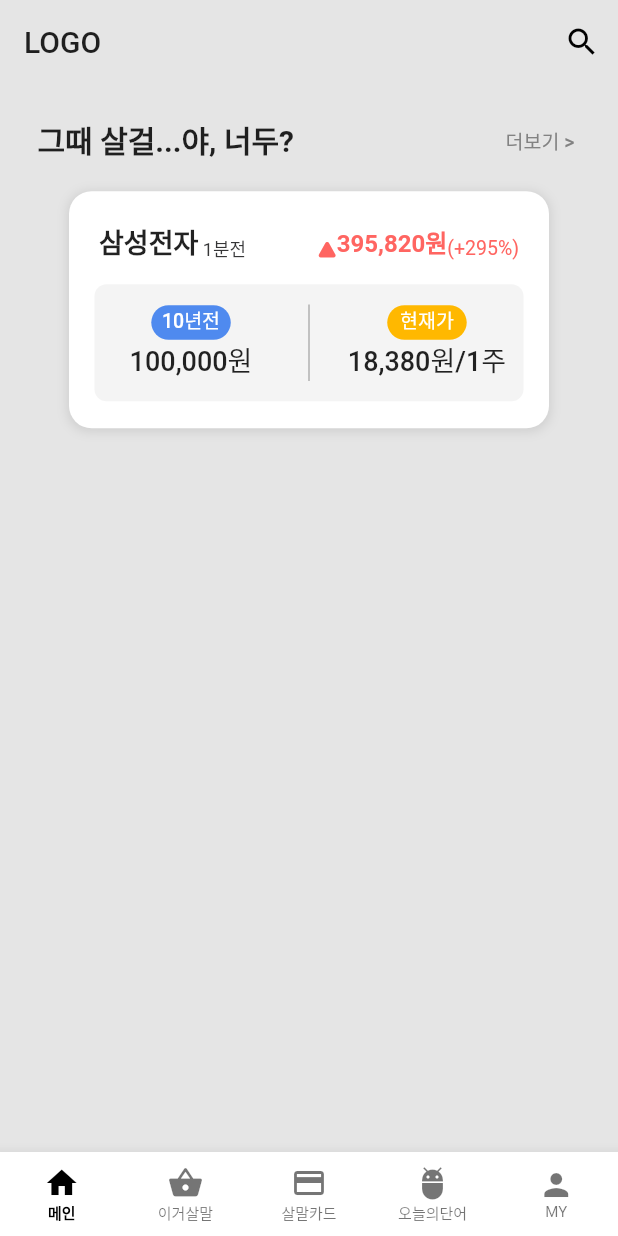
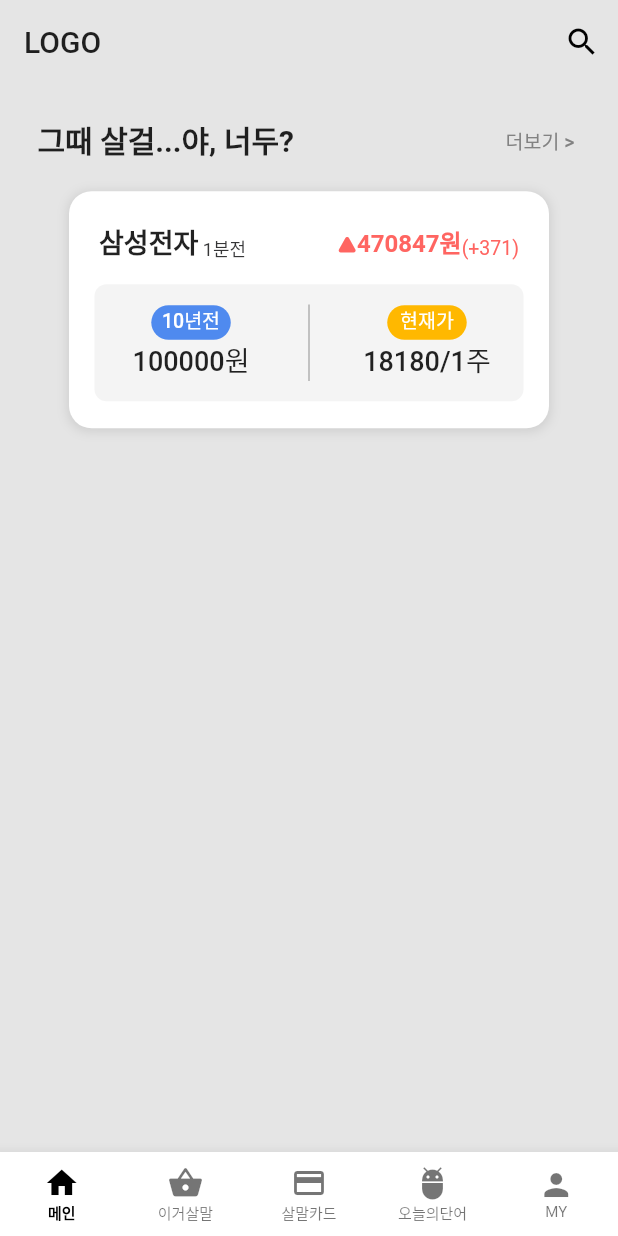
Before and after one commit to Fun-d-6th-Stock-King/should-have-bought-app, a Flutter app: the screen it shows after launch, on a phone screen of 412 x 824 dp. Run offline on Flutter 3.47's test engine with Material 2 defaults, Android fonts, the phone set to English and light mode, and no system bars.

```diff
--- a/lib/models/calculator_stock.dart
+++ b/lib/models/calculator_stock.dart
@@ -1 +1,17 @@
-class CalculatorStock {}
+class CalculatorStock {
+  String name;
+  String investDate;
+  int investPrice;
+  double yieldPrice;
+  double yieldPercent;
+  int oldPrice;
+
+  CalculatorStock.fromMap(Map<String, dynamic> map) {
+    name = map['company'];
+    investDate = map['calculationResult']['investDate'];
+    investPrice = map['calculationResult']['investPrice'];
+    yieldPrice = map['calculationResult']['yieldPrice'];
+    yieldPercent = map['calculationResult']['yieldPercent'];
+    oldPrice = map['calculationResult']['oldPrice'];
+  }
+}
--- a/lib/widgets/hey_you_too.dart
+++ b/lib/widgets/hey_you_too.dart
@@ -1,9 +1,31 @@
 import 'package:flutter/cupertino.dart';
 import 'package:flutter/material.dart';
 
+import 'package:should_have_bought_app/models/calculator_stock.dart';
+
 class HeyYouToo extends StatelessWidget {
+  final _dummy = {
+    "code": "005930",
+    "company": "삼성전자",
+    "currentPrice": 85600,
+    "lastTradingDateTime": "2021 Apr 07 15:30:24",
+    "calculationResult": {
+      "investDate": "10년전",
+      "investPrice": 100000,
+      "yieldPrice": 470847.08,
+      "yieldPercent": 370.8471,
+      "oldCloseDate": "2011.04.07",
+      "oldPrice": 18180,
+      "holdingStock": 5.50055,
+      "salaryYear": 47084.71,
+      "salaryMonth": 3923.726
+    }
+  };
+
   @override
   Widget build(BuildContext context) {
+    var _stockData = CalculatorStock.fromMap(_dummy);
+    print(_stockData.name);
     return Column(
       children: <Widget>[
         Container(
@@ -78,7 +100,7 @@ class HeyYouToo extends StatelessWidget {
                       crossAxisAlignment: CrossAxisAlignment.end,
                       children: [
                         Text(
-                          '삼성전자',
+                          '${_stockData.name}',
                           style: TextStyle(
                               fontSize: 18, fontWeight: FontWeight.bold),
                         ),
@@ -101,26 +123,42 @@ class HeyYouToo extends StatelessWidget {
                       child: Row(
                         crossAxisAlignment: CrossAxisAlignment.end,
                         children: <Widget>[
+                          Column(
+                            mainAxisAlignment: MainAxisAlignment.center,
+                            children: <Widget>[
                               Icon(
                                 CupertinoIcons.triangle_fill,
                                 size: 13,
                                 color: Color(0xffFF6561),
                               ),
+                              SizedBox(
+                                height: 3,
+                              ),
+                            ],
+                          ),
                           Text(
-                            '395,820원',
+                            '${_stockData.yieldPrice.toStringAsFixed(0)}원',
                             style: TextStyle(
                               fontSize: 16,
                               fontWeight: FontWeight.bold,
                               color: Color(0xffFF6561),
                             ),
                           ),
-                          Text(
-                            '(+295%)',
+                          (_stockData.yieldPercent > 0)
+                              ? Text(
+                                  '(+${_stockData.yieldPercent.toStringAsFixed(0)})',
                                   style: TextStyle(
                                     fontSize: 13,
                                     color: Color(0xffFF6561),
                                   ),
                                 )
+                              : Text(
+                                  '(-${_stockData.yieldPercent.toStringAsFixed(0)})',
+                                  style: TextStyle(
+                                    fontSize: 13,
+                                    color: Color(0xffFF6561),
+                                  ),
+                                ),
                         ],
                       ),
                     )
@@ -153,7 +191,7 @@ class HeyYouToo extends StatelessWidget {
                               width: 53,
                               height: 23,
                               child: Text(
-                                '10년전',
+                                '${_stockData.investDate}',
                                 textAlign: TextAlign.center,
                                 style: TextStyle(
                                   fontSize: 13,
@@ -168,7 +206,7 @@ class HeyYouToo extends StatelessWidget {
                             ),
                             Container(
                               child: Text(
-                                '100,000원',
+                                '${_stockData.investPrice}원',
                                 style: TextStyle(
                                   fontSize: 18,
                                   fontWeight: FontWeight.w500,
@@ -209,7 +247,7 @@ class HeyYouToo extends StatelessWidget {
                             ),
                             Container(
                               child: Text(
-                                '18,380원/1주',
+                                '${_stockData.oldPrice}/1주',
                                 style: TextStyle(
                                   fontSize: 18,
                                   fontWeight: FontWeight.w500,
```
Lines whose indentation alone changed are shown as unchanged.
